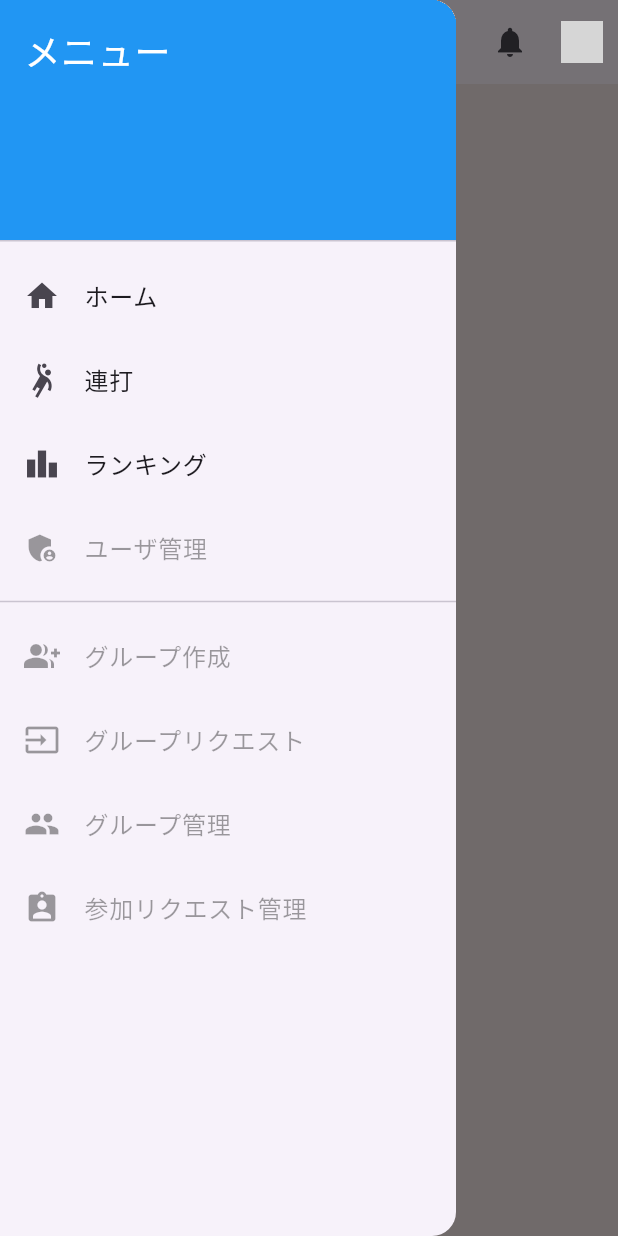
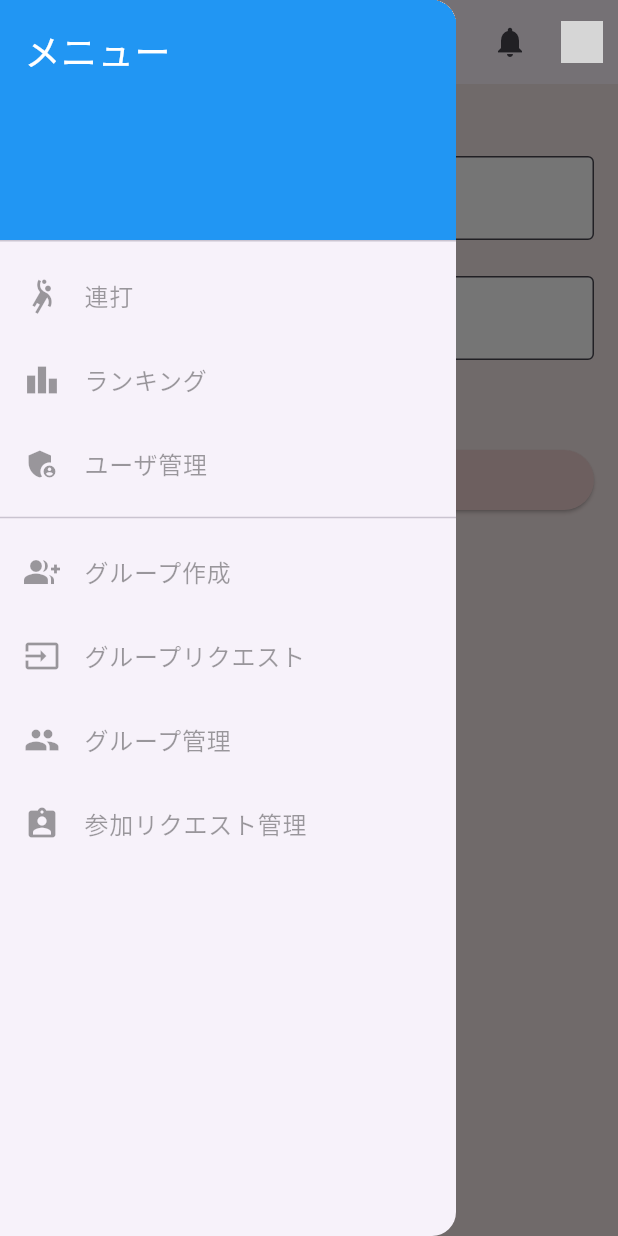
Before and after one commit to 18QUAD/18quad, a Flutter app: the screen it shows after launch, with the side drawer open, on a phone screen of 412 x 824 dp. Run offline on Flutter 3.47's test engine with Material 3 defaults, Android fonts, the phone set to English and light mode, and no system bars; drawn by our look-alikes of badges; our stand-ins replace cloud_firestore, firebase_auth, firebase_core, firebase_storage, image_picker; accounts and stored records are empty; network calls fail; grey boxes are pictures that could not be loaded.

Commit message:
20250430-2

```diff
--- a/lib/screens/title_screen.dart
+++ b/lib/screens/title_screen.dart
@@ -1,32 +1,38 @@
+import 'dart:async';
 import 'package:flutter/material.dart';
+import 'package:firebase_auth/firebase_auth.dart';
 
-import '../widgets/app_scaffold.dart';
-
-class TitleScreen extends StatelessWidget {
+class TitleScreen extends StatefulWidget {
   const TitleScreen({super.key});
 
   @override
+  State<TitleScreen> createState() => _TitleScreenState();
+}
+
+class _TitleScreenState extends State<TitleScreen> {
+  @override
+  void initState() {
+    super.initState();
+
+    // 3秒後に自動遷移
+    Timer(const Duration(seconds: 3), () {
+      final user = FirebaseAuth.instance.currentUser;
+      if (user == null) {
+        Navigator.pushReplacementNamed(context, '/login');
+      } else {
+        Navigator.pushReplacementNamed(context, '/home');
+      }
+    });
+  }
+
+  @override
   Widget build(BuildContext context) {
-    return AppScaffold(
-      title: '18QUAD',
-      child: Center(
-        child: Column(
-          mainAxisAlignment: MainAxisAlignment.center,
-          children: [
-            const Icon(Icons.warning_rounded, size: 100, color: Colors.white),
-            const SizedBox(height: 32),
-            ElevatedButton.icon(
-              onPressed: () => Navigator.pushNamed(context, '/home'),
-              icon: const Icon(Icons.flash_on),
-              label: const Text('連打入力'),
-            ),
-            const SizedBox(height: 16),
-            ElevatedButton.icon(
-              onPressed: () => Navigator.pushNamed(context, '/ranking'),
-              icon: const Icon(Icons.bar_chart),
-              label: const Text('ランキング'),
-            ),
-          ],
+    return const Scaffold(
+      backgroundColor: Colors.white,
+      body: Center(
+        child: Image(
+          image: AssetImage('assets/images/logo_18quad_title.png'),
+          height: 120,
         ),
       ),
     );
--- a/lib/widgets/account_menu.dart
+++ b/lib/widgets/account_menu.dart
@@ -61,7 +61,7 @@
             } else if (value == 'logout') {
               await FirebaseAuth.instance.signOut();
               if (context.mounted) {
-                Navigator.pushNamedAndRemoveUntil(context, '/', (_) => false);
+                Navigator.pushNamedAndRemoveUntil(context, '/login', (_) => false); // ← 修正済み
               }
             }
           },
--- a/lib/widgets/app_drawer.dart
+++ b/lib/widgets/app_drawer.dart
@@ -24,25 +24,22 @@
             child: Text('メニュー', style: TextStyle(color: Colors.white, fontSize: 24)),
           ),
           ListTile(
-            leading: const Icon(Icons.home),
-            title: const Text('ホーム'),
-            onTap: () => Navigator.pushNamed(context, '/'),
+            enabled: isLoggedIn,
+            leading: const Icon(Icons.sports_handball),
+            title: const Text('連打'),
+            onTap: isLoggedIn ? () => Navigator.pushNamed(context, '/home') : null,
           ),
           ListTile(
-            leading: const Icon(Icons.sports_handball),
-            title: const Text('連打'),
-            onTap: () => Navigator.pushNamed(context, '/home'),
+            enabled: isLoggedIn,
+            leading: const Icon(Icons.leaderboard),
+            title: const Text('ランキング'),
+            onTap: isLoggedIn ? () => Navigator.pushNamed(context, '/ranking') : null,
           ),
           ListTile(
-            leading: const Icon(Icons.leaderboard),
-            title: const Text('ランキング'),
-            onTap: () => Navigator.pushNamed(context, '/ranking'),
-          ),
-          ListTile(
-            enabled: isAdmin,
+            enabled: isLoggedIn && isAdmin,
             leading: const Icon(Icons.admin_panel_settings),
             title: const Text('ユーザ管理'),
-            onTap: isAdmin ? () => Navigator.pushNamed(context, '/admin') : null,
+            onTap: isLoggedIn && isAdmin ? () => Navigator.pushNamed(context, '/admin') : null,
           ),
           const Divider(),
           ListTile(
```
Also changed, not shown: assets/images/logo_18quad_title.png, assets/images/logo_18quad_title_sq.png (added), 1 other file.
